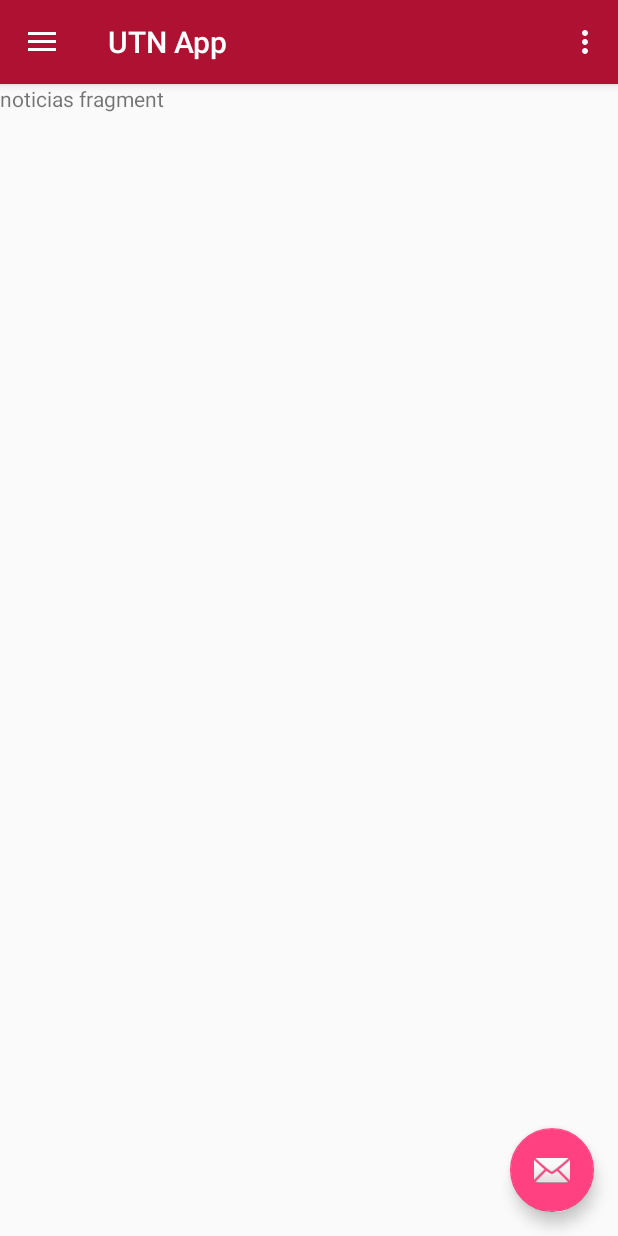
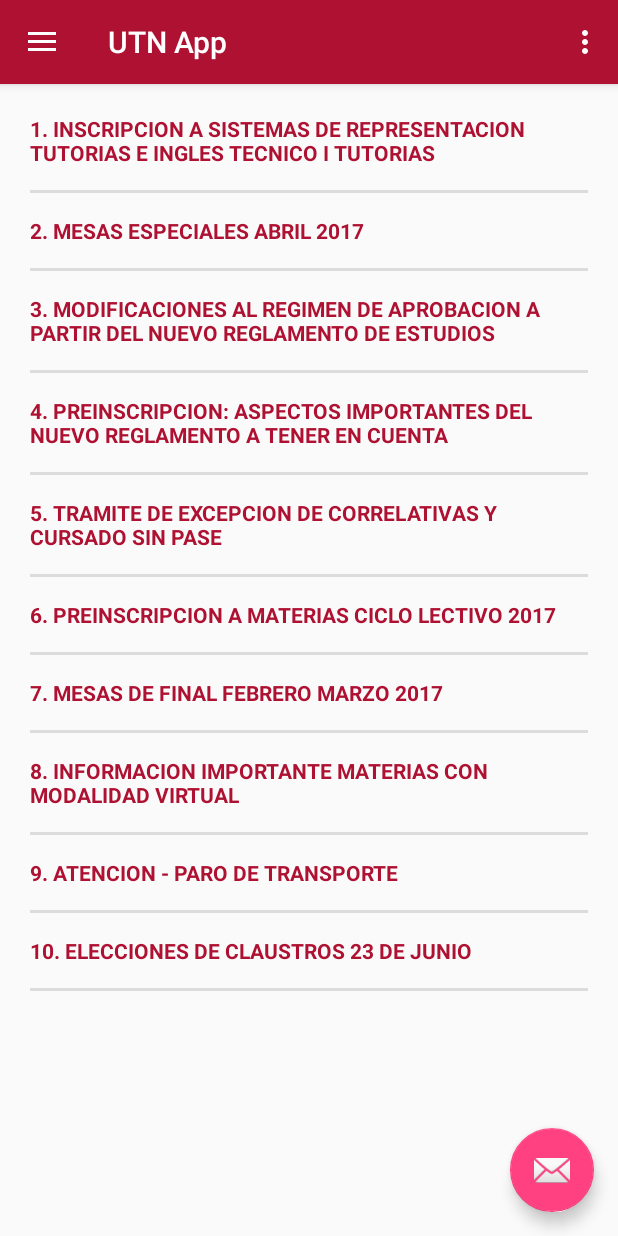
Before and after one commit to UTN-FRBA-Mobile/UTNApp, an Android app: the NoticiasFragment screen opened directly, with no data from a screen before it, on a phone screen of 412 x 824 dp. Run offline under Robolectric (Android 15) with nearby library versions, the phone set to English and light mode, and no system bars.

Commit message:
listado de noticias

```diff
--- a/app/src/main/java/mobile20171c/utnapp/NoticiasFragment.java
+++ b/app/src/main/java/mobile20171c/utnapp/NoticiasFragment.java
@@ -1,7 +1,10 @@
 package mobile20171c.utnapp;
 
 import android.os.Bundle;
+import android.support.annotation.Nullable;
 import android.support.v4.app.Fragment;
+import android.support.v7.widget.LinearLayoutManager;
+import android.support.v7.widget.RecyclerView;
 import android.view.LayoutInflater;
 import android.view.View;
 import android.view.ViewGroup;
@@ -11,6 +14,8 @@ import android.view.ViewGroup;
  * A simple {@link Fragment} subclass.
  */
 public class NoticiasFragment extends Fragment {
+
+    private RecyclerView recyclerView;
 
     public NoticiasFragment() {
         // Required empty public constructor
@@ -27,4 +32,12 @@ public class NoticiasFragment extends Fragment {
         return inflater.inflate(R.layout.fragment_noticias, container, false);
     }
 
+    @Override
+    public void onViewCreated(View view, @Nullable Bundle savedInstanceState) {
+        super.onViewCreated(view, savedInstanceState);
+        recyclerView = (RecyclerView) view.findViewById(R.id.recyclerViewNoticias);
+        recyclerView.setAdapter(new NoticiasRecyclerAdapter(getContext()));
+        recyclerView.setLayoutManager(new LinearLayoutManager(getContext()));
+    }
+
 }
--- /dev/null
+++ b/app/src/main/java/mobile20171c/utnapp/NoticiasRecyclerAdapter.java
@@ -0,0 +1,72 @@
+package mobile20171c.utnapp;
+
+import android.content.Context;
+import android.support.v7.widget.RecyclerView;
+import android.view.LayoutInflater;
+import android.view.View;
+import android.view.ViewGroup;
+import android.widget.TextView;
+
+import java.util.ArrayList;
+
+public class NoticiasRecyclerAdapter extends RecyclerView.Adapter<NoticiasRecyclerAdapter.ViewHolder> {
+
+    private LayoutInflater layoutInflater;
+    private ArrayList<String> noticias;
+
+    public NoticiasRecyclerAdapter(Context context) {
+        layoutInflater = LayoutInflater.from(context);
+        noticias = getNoticias();
+    }
+
+    @Override
+    public int getItemViewType(int position) {
+        return super.getItemViewType(position);
+    }
+
+    @Override
+    public ViewHolder onCreateViewHolder(ViewGroup parent, int viewType) {
+        View view = layoutInflater.inflate(R.layout.noticias_item, parent, false);
+        return new ViewHolder(view);
+    }
+
+    @Override
+    public void onBindViewHolder(ViewHolder holder, int position) {
+        holder.textView.setText(String.valueOf(position+1) + ". " + noticias.get(position));
+    }
+
+    @Override
+    public int getItemCount() {
+        return noticias.size();
+    }
+
+    public class ViewHolder extends RecyclerView.ViewHolder {
+
+        TextView textView;
+
+        public ViewHolder(View itemView) {
+            super(itemView);
+            textView = (TextView) itemView.findViewById(R.id.textView);
+        }
+    }
+
+    /**
+     * TODO: obtener los datos directamente de la web del SIGA
+     */
+    private ArrayList<String> getNoticias() {
+        ArrayList<String> staticNoticias = new ArrayList<String>();
+
+        staticNoticias.add("INSCRIPCION A SISTEMAS DE REPRESENTACION TUTORIAS E INGLES TECNICO I TUTORIAS");
+        staticNoticias.add("MESAS ESPECIALES ABRIL 2017");
+        staticNoticias.add("MODIFICACIONES AL REGIMEN DE APROBACION A PARTIR DEL NUEVO REGLAMENTO DE ESTUDIOS");
+        staticNoticias.add("PREINSCRIPCION: ASPECTOS IMPORTANTES DEL NUEVO REGLAMENTO A TENER EN CUENTA");
+        staticNoticias.add("TRAMITE DE EXCEPCION DE CORRELATIVAS Y CURSADO SIN PASE");
+        staticNoticias.add("PREINSCRIPCION A MATERIAS CICLO LECTIVO 2017");
+        staticNoticias.add("MESAS DE FINAL FEBRERO MARZO 2017");
+        staticNoticias.add("INFORMACION IMPORTANTE MATERIAS CON MODALIDAD VIRTUAL");
+        staticNoticias.add("ATENCION - PARO DE TRANSPORTE");
+        staticNoticias.add("ELECCIONES DE CLAUSTROS 23 DE JUNIO");
+
+        return staticNoticias;
+    }
+}
--- a/app/src/main/res/layout/fragment_noticias.xml
+++ b/app/src/main/res/layout/fragment_noticias.xml
@@ -2,11 +2,12 @@
     xmlns:tools="http://schemas.android.com/tools"
     android:layout_width="match_parent"
     android:layout_height="match_parent"
-    tools:context="mobile20171c.utnapp.NoticiasFragment">
+    tools:context="mobile20171c.utnapp.NoticiasFragment"
+    android:layout_margin="20dp">
 
-    <TextView
+    <android.support.v7.widget.RecyclerView android:id="@+id/recyclerViewNoticias"
         android:layout_width="match_parent"
         android:layout_height="match_parent"
-        android:text="@string/hello_noticias_fragment" />
+        />
 
 </FrameLayout>
--- /dev/null
+++ b/app/src/main/res/layout/noticias_item.xml
@@ -0,0 +1,19 @@
+<?xml version="1.0" encoding="utf-8"?>
+<LinearLayout xmlns:android="http://schemas.android.com/apk/res/android"
+    android:orientation="vertical"
+    android:layout_width="match_parent"
+    android:layout_height="wrap_content">
+
+    <TextView android:id="@+id/textView"
+        android:layout_width="match_parent"
+        android:layout_height="wrap_content"
+        android:textColor="@color/colorPrimary"
+        android:textStyle="bold"/>
+
+    <View
+        android:layout_width="match_parent"
+        android:layout_height="2dp"
+        android:layout_marginTop="15dp"
+        android:layout_marginBottom="15dp"
+        android:background="?android:attr/listDivider"/>
+</LinearLayout>
```
